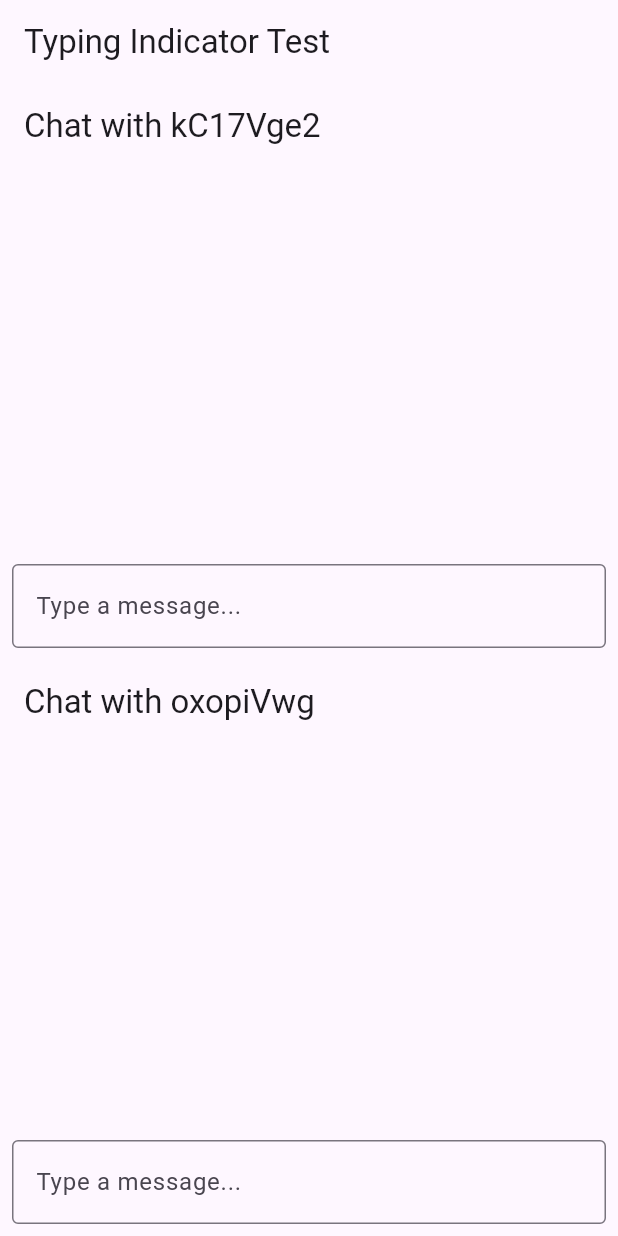
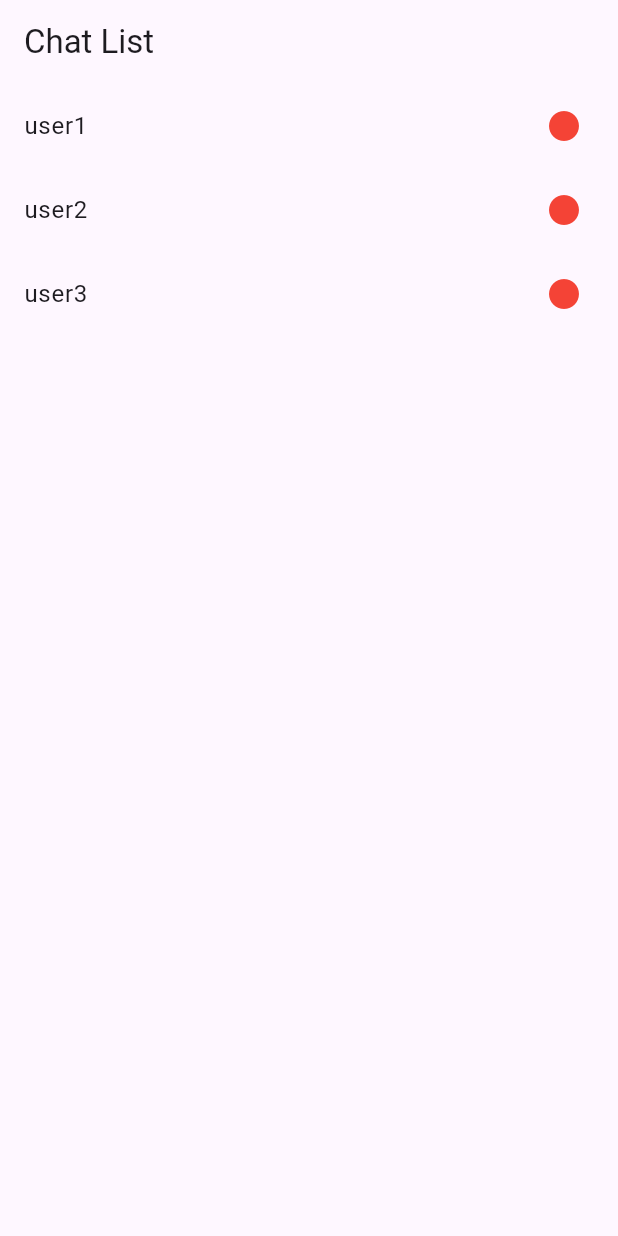
Before and after one commit to SivaranjanVithushan/live_message_typing_indicator, a Flutter app: the screen it shows after launch, on a phone screen of 412 x 824 dp. Run offline on Flutter 3.47's test engine with Material 3 defaults, Android fonts, the light colour scheme and no system bars; our stand-ins replace bloc, flutter_bloc; missing offline and left inert: ably_flutter.

Commit message:
chore: Update dependencies in pubspec.yaml and add OnlineStatusCubit and ChatListScreen

```diff
--- /dev/null
+++ b/lib/bloc/online_status_cubit.dart
@@ -0,0 +1,20 @@
+// online_status_cubit.dart
+import 'package:ably_typing_indicator/online_status_service.dart';
+import 'package:bloc/bloc.dart';
+import 'package:ably_flutter/ably_flutter.dart' as ably;
+
+class OnlineStatusCubit extends Cubit<Map<String, bool>> {
+  final OnlineStatusService _onlineStatusService;
+
+  OnlineStatusCubit(String userId)
+      : _onlineStatusService = OnlineStatusService(userId),
+        super({}) {
+    _onlineStatusService.listenForOnlineStatusChanges((userId, isOnline) {
+      emit({...state, userId: isOnline});
+    });
+  }
+
+  void setOnlineStatus(String userId, bool isOnline) {
+    _onlineStatusService.setOnlineStatus(isOnline);
+  }
+}
--- /dev/null
+++ b/lib/chat_list_screen.dart
@@ -0,0 +1,55 @@
+// chat_list_screen.dart
+import 'package:ably_typing_indicator/bloc/online_status_cubit.dart';
+import 'package:flutter/material.dart';
+import 'package:flutter_bloc/flutter_bloc.dart';
+
+import 'chat_screen.dart';
+
+class ChatListScreen extends StatelessWidget {
+  final String userId;
+  final List<String> chatUserIds;
+
+  ChatListScreen({
+    required this.userId,
+    required this.chatUserIds,
+  });
+
+  @override
+  Widget build(BuildContext context) {
+    return BlocProvider(
+      create: (_) => OnlineStatusCubit(userId),
+      child: Scaffold(
+        appBar: AppBar(
+          title: Text('Chat List'),
+        ),
+        body: BlocBuilder<OnlineStatusCubit, Map<String, bool>>(
+          builder: (context, onlineStatus) {
+            return ListView.builder(
+              itemCount: chatUserIds.length,
+              itemBuilder: (context, index) {
+                final chatUserId = chatUserIds[index];
+                final isOnline = onlineStatus[chatUserId] ?? false;
+                return ListTile(
+                  title: Text(chatUserId),
+                  trailing: Icon(
+                    Icons.circle,
+                    color: isOnline ? Colors.green : Colors.red,
+                  ),
+                  onTap: () {
+                    // Navigate to chat screen with the selected user
+                    Navigator.of(context).push(MaterialPageRoute(
+                      builder: (_) => ChatScreen(
+                        userId: userId,
+                        otherUserId: chatUserId,
+                      ),
+                    ));
+                  },
+                );
+              },
+            );
+          },
+        ),
+      ),
+    );
+  }
+}
--- a/lib/main.dart
+++ b/lib/main.dart
@@ -1,6 +1,57 @@
+// // main.dart
+// import 'package:flutter/material.dart';
+// import 'chat_screen.dart';
+
+// void main() {
+//   runApp(const MyApp());
+// }
+
+// class MyApp extends StatelessWidget {
+//   const MyApp({super.key});
+
+//   @override
+//   Widget build(BuildContext context) {
+//     return MaterialApp(
+//       title: 'Typing Indicator Test',
+//       theme: ThemeData(
+//         primarySwatch: Colors.blue,
+//       ),
+//       home: const TypingIndicatorTest(),
+//     );
+//   }
+// }
+
+// class TypingIndicatorTest extends StatelessWidget {
+//   const TypingIndicatorTest({super.key});
+
+//   @override
+//   Widget build(BuildContext context) {
+//     return Scaffold(
+//       appBar: AppBar(
+//         title: const Text('Typing Indicator Test'),
+//       ),
+//       body: const Column(
+//         children: [
+//           Expanded(
+//             child: ChatScreen(
+//               userId: 'oxopiVwg',
+//               otherUserId: 'kC17Vge2',
+//             ),
+//           ),
+//           Expanded(
+//             child: ChatScreen(
+//               userId: 'kC17Vge2',
+//               otherUserId: 'oxopiVwg',
+//             ),
+//           ),
+//         ],
+//       ),
+//     );
+//   }
+// }
 // main.dart
 import 'package:flutter/material.dart';
-import 'chat_screen.dart';
+import 'chat_list_screen.dart';
 
 void main() {
   runApp(MyApp());
@@ -10,38 +61,24 @@ class MyApp extends StatelessWidget {
   @override
   Widget build(BuildContext context) {
     return MaterialApp(
-      title: 'Typing Indicator Test',
+      title: 'Chat List with Online Status',
       theme: ThemeData(
         primarySwatch: Colors.blue,
       ),
-      home: TypingIndicatorTest(),
+      home: ChatListTest(),
     );
   }
 }
 
-class TypingIndicatorTest extends StatelessWidget {
+class ChatListTest extends StatelessWidget {
+  final String apiKey = 'your_ably_api_key';
+  final List<String> chatUserIds = ['user1', 'user2', 'user3'];
+
   @override
   Widget build(BuildContext context) {
-    return Scaffold(
-      appBar: AppBar(
-        title: Text('Typing Indicator Test'),
-      ),
-      body: Column(
-        children: [
-          Expanded(
-            child: ChatScreen(
-              userId: 'oxopiVwg',
-              otherUserId: 'kC17Vge2',
-            ),
-          ),
-          Expanded(
-            child: ChatScreen(
-              userId: 'kC17Vge2',
-              otherUserId: 'oxopiVwg',
-            ),
-          ),
-        ],
-      ),
+    return ChatListScreen(
+      userId: 'currentUserId',
+      chatUserIds: chatUserIds,
     );
   }
 }
--- /dev/null
+++ b/lib/online_status_service.dart
@@ -0,0 +1,62 @@
+// online_status_service.dart
+import 'package:ably_flutter/ably_flutter.dart' as ably;
+
+class OnlineStatusService {
+  late final ably.Realtime realtime;
+  late final ably.RealtimeChannel channel;
+  final String userId;
+
+  OnlineStatusService(this.userId) {
+    realtime = ably.Realtime(
+      options: ably.ClientOptions(
+        key: "0LNvUg.F_z08A:DQcZ3V8nbmkD9U7fmv-TvY6gzuVAurJFi4TnqMK6hAg",
+        clientId: userId,
+      ),
+    );
+
+    channel = realtime.channels.get("online-status");
+
+    // Listen for connection state changes
+    realtime.connection.on().listen((ably.ConnectionStateChange stateChange) {
+      print('Connection state changed: ${stateChange.current}');
+      if (stateChange.reason != null) {
+        print('Connection error: ${stateChange.reason}');
+      }
+    });
+
+    // Set the user as online when the connection is established
+    realtime.connection.on(ably.ConnectionEvent.connected).listen((_) {
+      setOnlineStatus(true);
+    });
+
+    // Set the user as offline when the connection is closed
+    realtime.connection.on(ably.ConnectionEvent.closed).listen((_) {
+      setOnlineStatus(false);
+    });
+  }
+
+  void setOnlineStatus(bool isOnline) async {
+    try {
+      await channel.publish(name: 'online-status', data: {
+        'userId': userId,
+        'isOnline': isOnline,
+      });
+    } catch (e) {
+      print('Failed to set online status: $e');
+    }
+  }
+
+  void listenForOnlineStatusChanges(
+      void Function(String userId, bool isOnline) onStatusChange) {
+    channel.subscribe(name: 'online-status').listen((ably.Message message) {
+      try {
+        final data = Map<String, dynamic>.from(message.data as Map);
+        final userId = data['userId'];
+        final isOnline = data['isOnline'];
+        onStatusChange(userId, isOnline);
+      } catch (e) {
+        print('Failed to process online status change: $e');
+      }
+    });
+  }
+}
--- a/pubspec.yaml
+++ b/pubspec.yaml
@@ -8,8 +8,10 @@ environment:
 
 dependencies:
   ably_flutter: ^1.2.32
+  bloc: ^8.1.4
   flutter:
     sdk: flutter
+  flutter_bloc: ^8.1.6
 
 dev_dependencies:
   flutter_test:
```
Also changed, not shown: lib/chat_screen.dart (+144 -10 lines), lib/typing_indicator_widget.dart (+4 -3 lines), pubspec.lock.
